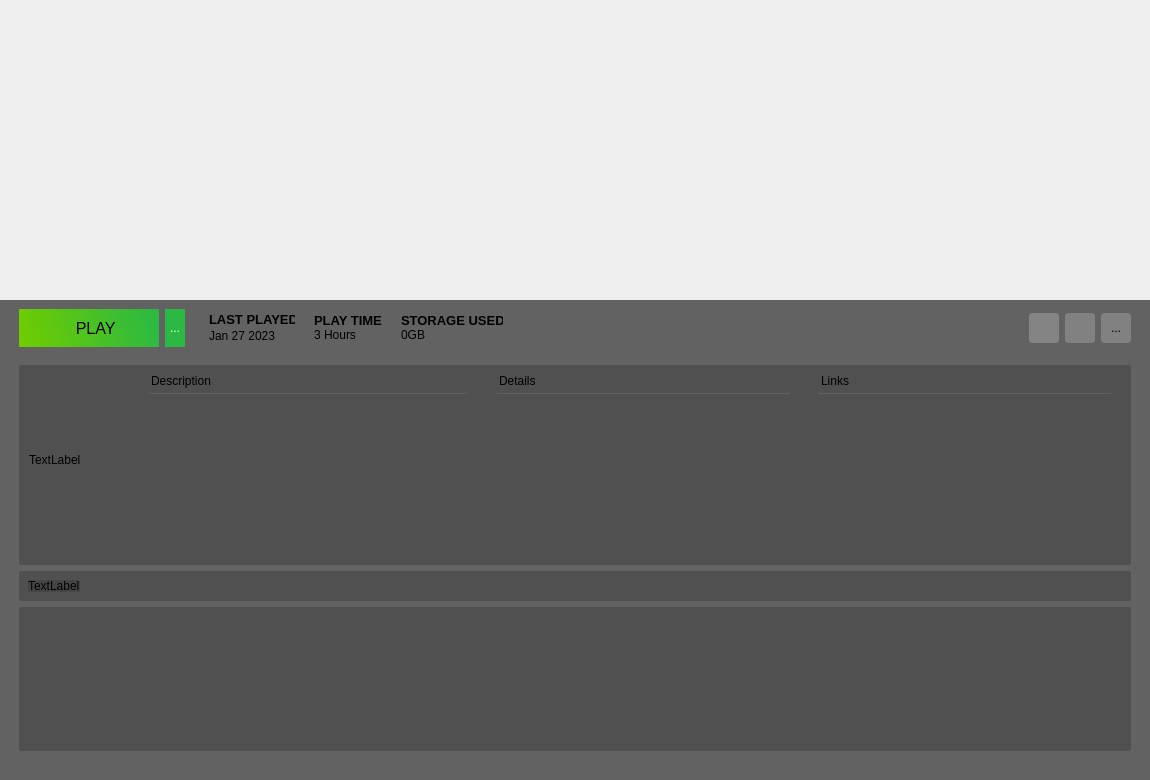
Above: atlas/ui/views/gameview.ui from KJNeko/Atlas before the change. Below: the same form after it.
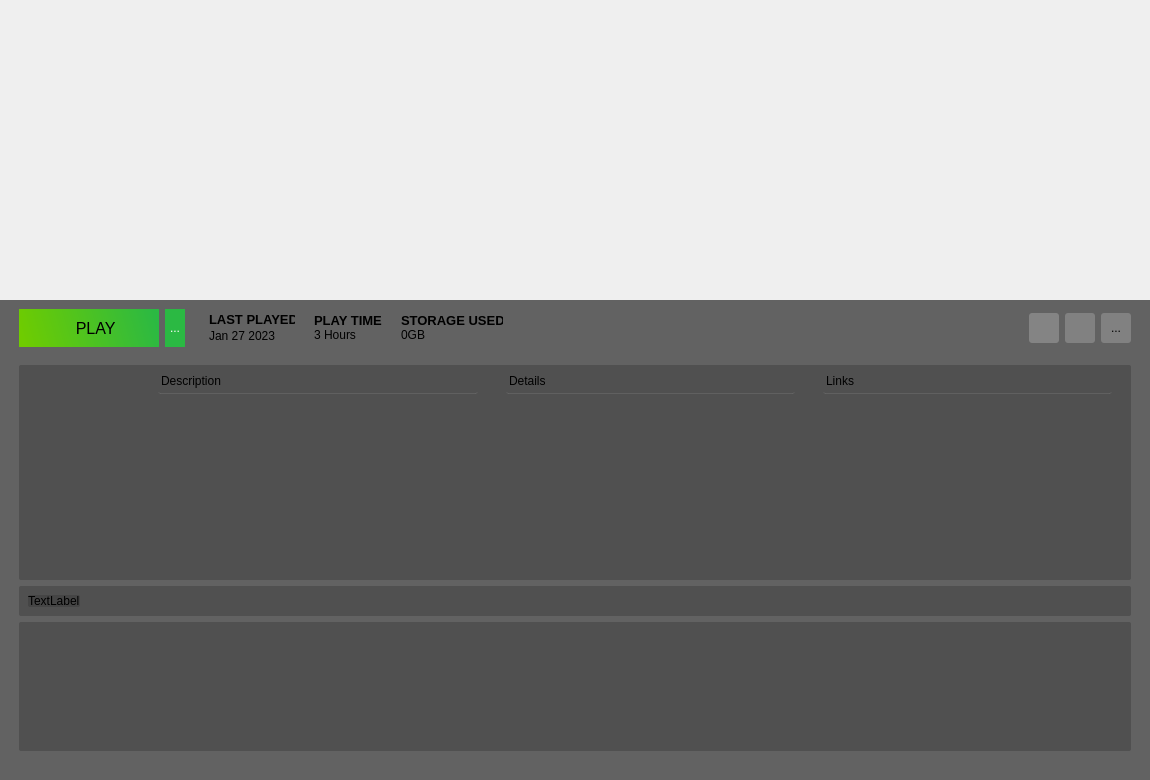
That is the form after the change. Icons and pictures are not drawn.

Commit message: need to fix cover view

Patch:
```diff
--- a/atlas/ui/views/gameview.ui
+++ b/atlas/ui/views/gameview.ui
@@ -660,7 +660,7 @@
            <property name="minimumSize">
             <size>
              <width>0</width>
-             <height>200</height>
+             <height>215</height>
             </size>
            </property>
            <property name="styleSheet">
@@ -685,8 +685,8 @@
             </property>
             <item row="0" column="0">
              <layout class="QGridLayout" name="detailView">
-              <item row="5" column="2">
-               <spacer name="horizontalSpacer_21">
+              <item row="4" column="6">
+               <spacer name="horizontalSpacer_2">
                 <property name="orientation">
                  <enum>Qt::Horizontal</enum>
                 </property>
@@ -701,8 +701,8 @@
                 </property>
                </spacer>
               </item>
-              <item row="5" column="0">
-               <spacer name="horizontalSpacer_20">
+              <item row="4" column="8">
+               <spacer name="horizontalSpacer_3">
                 <property name="orientation">
                  <enum>Qt::Horizontal</enum>
                 </property>
@@ -717,7 +717,7 @@
                 </property>
                </spacer>
               </item>
-              <item row="5" column="5">
+              <item row="4" column="5">
                <widget class="QWidget" name="Info" native="true">
                 <property name="styleSheet">
                  <string notr="true">background:none;</string>
@@ -789,39 +789,7 @@
                 </layout>
                </widget>
               </item>
-              <item row="5" column="6">
-               <spacer name="horizontalSpacer_2">
-                <property name="orientation">
-                 <enum>Qt::Horizontal</enum>
-                </property>
-                <property name="sizeType">
-                 <enum>QSizePolicy::Fixed</enum>
-                </property>
-                <property name="sizeHint" stdset="0">
-                 <size>
-                  <width>10</width>
-                  <height>20</height>
-                 </size>
-                </property>
-               </spacer>
-              </item>
-              <item row="5" column="4">
-               <spacer name="horizontalSpacer_18">
-                <property name="orientation">
-                 <enum>Qt::Horizontal</enum>
-                </property>
-                <property name="sizeType">
-                 <enum>QSizePolicy::Fixed</enum>
-                </property>
-                <property name="sizeHint" stdset="0">
-                 <size>
-                  <width>10</width>
-                  <height>20</height>
-                 </size>
-                </property>
-               </spacer>
-              </item>
-              <item row="5" column="7">
+              <item row="4" column="7">
                <widget class="QWidget" name="Links" native="true">
                 <property name="minimumSize">
                  <size>
@@ -860,7 +828,7 @@
                 </layout>
                </widget>
               </item>
-              <item row="5" column="1">
+              <item row="4" column="1">
                <widget class="QWidget" name="coverWidget" native="true">
                 <property name="sizePolicy">
                  <sizepolicy hsizetype="Fixed" vsizetype="Fixed">
@@ -870,12 +838,18 @@
                 </property>
                 <property name="minimumSize">
                  <size>
-                  <width>100</width>
-                  <height>150</height>
+                  <width>110</width>
+                  <height>160</height>
+                 </size>
+                </property>
+                <property name="maximumSize">
+                 <size>
+                  <width>110</width>
+                  <height>160</height>
                  </size>
                 </property>
                 <property name="styleSheet">
-                 <string notr="true">background-color:none;</string>
+                 <string notr="true">background:none;</string>
                 </property>
                 <layout class="QGridLayout" name="gridLayout_7">
                  <property name="leftMargin">
@@ -893,58 +867,61 @@
                  <property name="spacing">
                   <number>0</number>
                  </property>
-                 <item row="2" column="0">
-                  <spacer name="verticalSpacer">
-                   <property name="orientation">
-                    <enum>Qt::Vertical</enum>
-                   </property>
-                   <property name="sizeHint" stdset="0">
-                    <size>
-                     <width>20</width>
-                     <height>40</height>
-                    </size>
-                   </property>
-                  </spacer>
-                 </item>
                  <item row="1" column="0">
                   <widget class="QLabel" name="coverImage">
                    <property name="minimumSize">
                     <size>
-                     <width>100</width>
-                     <height>150</height>
+                     <width>110</width>
+                     <height>160</height>
                     </size>
                    </property>
                    <property name="maximumSize">
                     <size>
-                     <width>100</width>
-                     <height>150</height>
+                     <width>110</width>
+                     <height>160</height>
                     </size>
                    </property>
                    <property name="text">
-                    <string>TextLabel</string>
+                    <string/>
                    </property>
                   </widget>
                  </item>
-                 <item row="0" column="0">
-                  <spacer name="verticalSpacer_2">
-                   <property name="orientation">
-                    <enum>Qt::Vertical</enum>
-                   </property>
-                   <property name="sizeType">
-                    <enum>QSizePolicy::Fixed</enum>
-                   </property>
-                   <property name="sizeHint" stdset="0">
-                    <size>
-                     <width>20</width>
-                     <height>20</height>
-                    </size>
-                   </property>
-                  </spacer>
-                 </item>
                 </layout>
                </widget>
               </item>
-              <item row="5" column="3">
+              <item row="4" column="0">
+               <spacer name="horizontalSpacer_20">
+                <property name="orientation">
+                 <enum>Qt::Horizontal</enum>
+                </property>
+                <property name="sizeType">
+                 <enum>QSizePolicy::Fixed</enum>
+                </property>
+                <property name="sizeHint" stdset="0">
+                 <size>
+                  <width>10</width>
+                  <height>20</height>
+                 </size>
+                </property>
+               </spacer>
+              </item>
+              <item row="4" column="2">
+               <spacer name="horizontalSpacer_21">
+                <property name="orientation">
+                 <enum>Qt::Horizontal</enum>
+                </property>
+                <property name="sizeType">
+                 <enum>QSizePolicy::Fixed</enum>
+                </property>
+                <property name="sizeHint" stdset="0">
+                 <size>
+                  <width>10</width>
+                  <height>20</height>
+                 </size>
+                </property>
+               </spacer>
+              </item>
+              <item row="4" column="3">
                <widget class="QWidget" name="Description" native="true">
                 <property name="minimumSize">
                  <size>
@@ -1012,8 +989,8 @@
                 </layout>
                </widget>
               </item>
-              <item row="5" column="8">
-               <spacer name="horizontalSpacer_3">
+              <item row="4" column="4">
+               <spacer name="horizontalSpacer_18">
                 <property name="orientation">
                  <enum>Qt::Horizontal</enum>
                 </property>
```
Left out of the diff: 1 changed line with no effect on the pictures. The commit also changes 1 other file.
